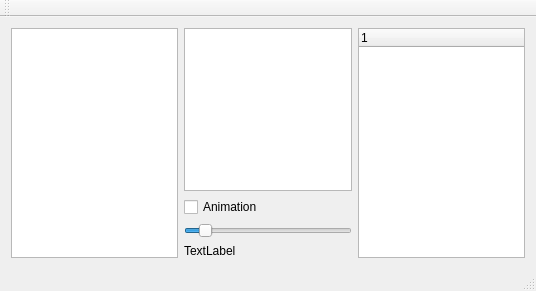
Qt form tools/defviewer/mainwindow.ui (openhomm/openhomm-qt) before a commit.
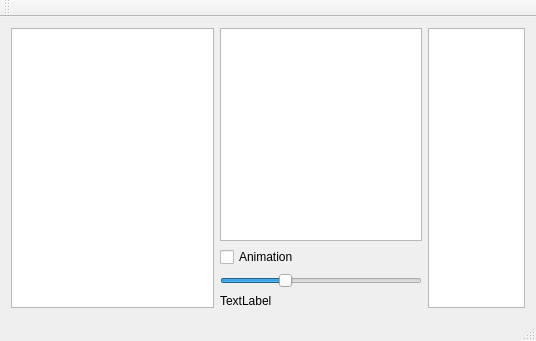
The same form after that commit.

The edit to the form file:
```diff
--- a/tools/defviewer/mainwindow.ui
+++ b/tools/defviewer/mainwindow.ui
@@ -7,7 +7,7 @@
     <x>0</x>
     <y>0</y>
     <width>536</width>
-    <height>291</height>
+    <height>341</height>
    </rect>
   </property>
   <property name="windowTitle">
@@ -26,7 +26,29 @@
      </widget>
     </item>
     <item row="0" column="1" rowspan="4">
-     <widget class="QGraphicsView" name="graphicsView"/>
+     <widget class="QGraphicsView" name="graphicsView">
+      <property name="sizePolicy">
+       <sizepolicy hsizetype="Expanding" vsizetype="Expanding">
+        <horstretch>0</horstretch>
+        <verstretch>0</verstretch>
+       </sizepolicy>
+      </property>
+      <property name="minimumSize">
+       <size>
+        <width>200</width>
+        <height>200</height>
+       </size>
+      </property>
+      <property name="backgroundBrush">
+       <brush brushstyle="NoBrush">
+        <color alpha="255">
+         <red>0</red>
+         <green>0</green>
+         <blue>0</blue>
+        </color>
+       </brush>
+      </property>
+     </widget>
     </item>
     <item row="0" column="5" rowspan="7">
      <widget class="QTreeWidget" name="treeWidgetFrames">
@@ -36,11 +58,18 @@
         <verstretch>0</verstretch>
        </sizepolicy>
       </property>
-      <column>
-       <property name="text">
-        <string notr="true">1</string>
-       </property>
-      </column>
+      <property name="maximumSize">
+       <size>
+        <width>150</width>
+        <height>16777215</height>
+       </size>
+      </property>
+      <property name="columnCount">
+       <number>0</number>
+      </property>
+      <attribute name="headerDefaultSectionSize">
+       <number>50</number>
+      </attribute>
      </widget>
     </item>
     <item row="6" column="1">
@@ -72,13 +101,16 @@
     <item row="5" column="1">
      <widget class="QSlider" name="horizontalSlider">
       <property name="minimum">
-       <number>1</number>
+       <number>10</number>
       </property>
       <property name="maximum">
+       <number>300</number>
+      </property>
+      <property name="value">
        <number>100</number>
       </property>
       <property name="sliderPosition">
-       <number>10</number>
+       <number>100</number>
       </property>
       <property name="orientation">
        <enum>Qt::Horizontal</enum>
```
